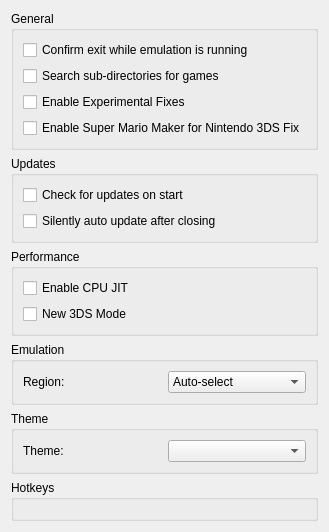
The window that src/citra_qt/configuration/configure_general.ui (grimtnt/citra) describes before a commit, drawn with Qt 5.
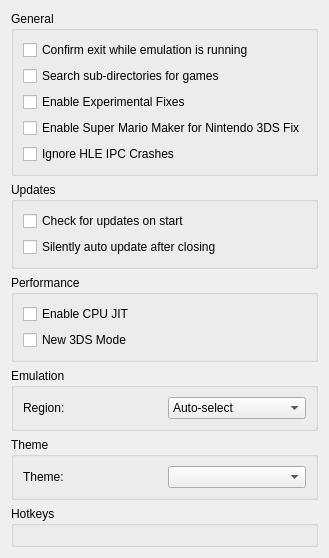
The same window after the commit. Custom widgets are drawn as their Qt base class.

```diff
--- a/src/citra_qt/configuration/configure_general.ui
+++ b/src/citra_qt/configuration/configure_general.ui
@@ -55,6 +55,16 @@
             </property>
            </widget>
           </item>
+          <item>
+           <widget class="QCheckBox" name="ignore_hle_ipc_crashes">
+            <property name="toolTip">
+             <string>Required for Tomodachi Life</string>
+            </property>
+            <property name="text">
+             <string>Ignore HLE IPC Crashes</string>
+            </property>
+           </widget>
+          </item>
          </layout>
         </item>
        </layout>
```
